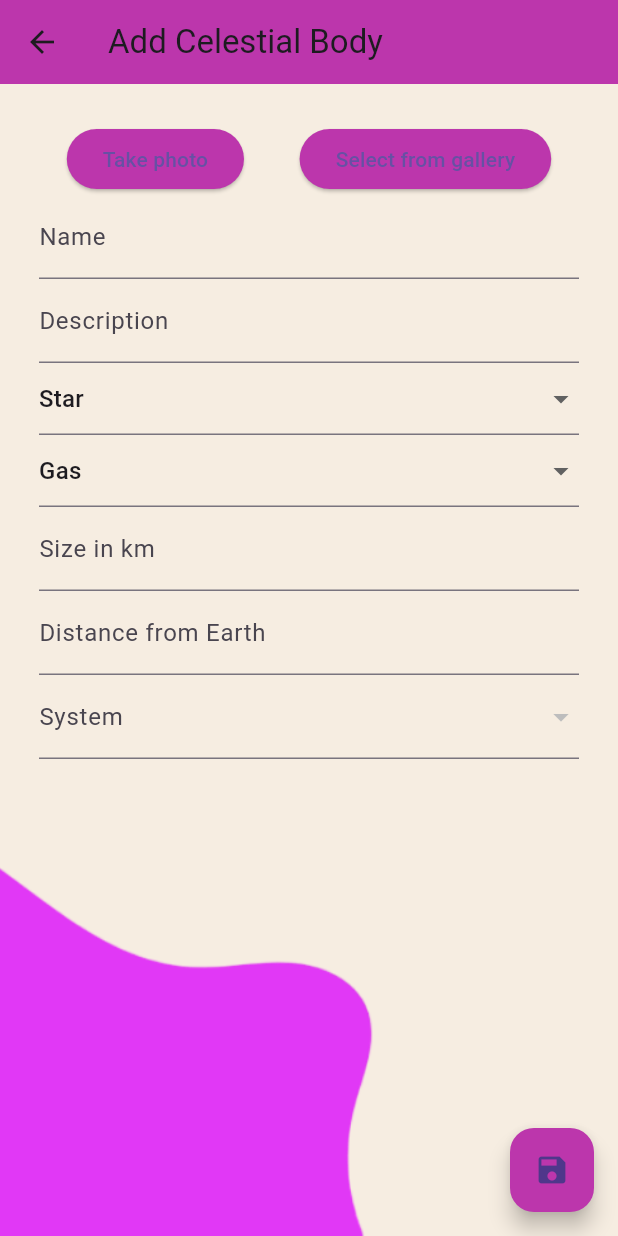
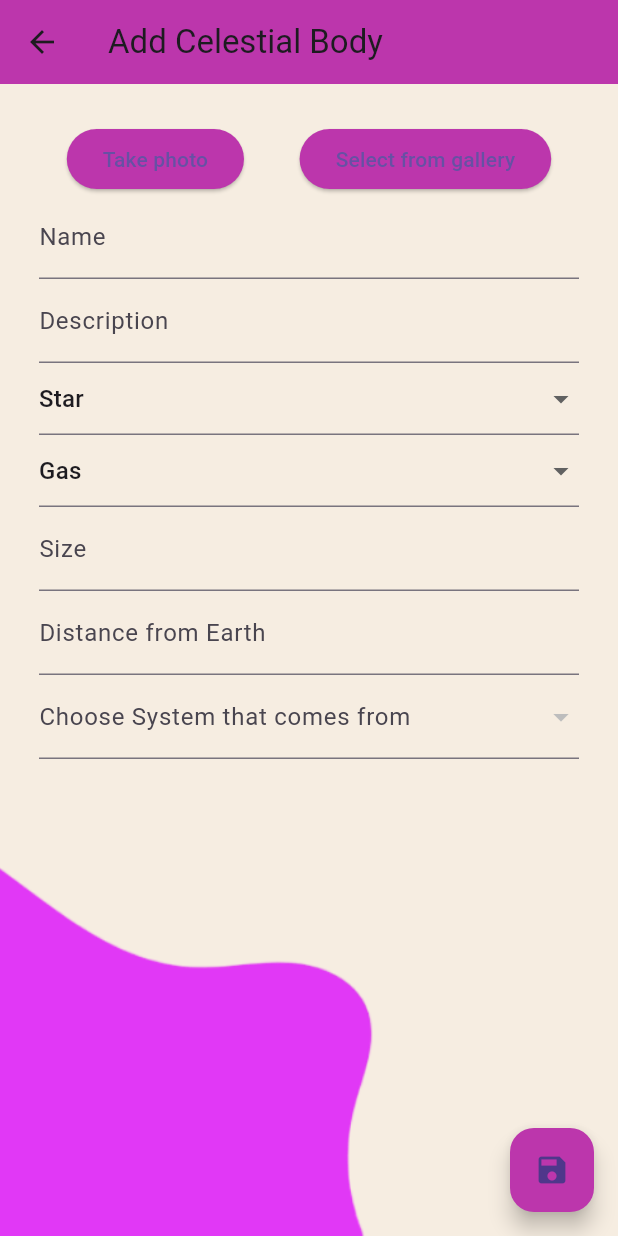
Before and after one commit to Tania-perez2511/App, a Flutter app: the screen it shows after launch, after a tap on "Add", on a phone screen of 412 x 824 dp. Run offline on Flutter 3.47's test engine with Material 3 defaults, Android fonts, the phone set to English and light mode, and no system bars; our stand-ins replace carousel_slider, image_picker, sqflite; accounts and stored records are empty.

Commit message:
Add files via upload

```diff
--- a/lib/screens/add_cuerpo_celeste_screen.dart
+++ b/lib/screens/add_cuerpo_celeste_screen.dart
@@ -154,7 +154,7 @@ class _AddCuerpoCelesteScreenState extends State<AddCuerpoCelesteScreen> {
                 },
               ),
               TextFormField(
-                decoration: InputDecoration(labelText: 'Size in km'),
+                decoration: InputDecoration(labelText: 'Size'),
                 onSaved: (value) => _tamano = double.parse(value!),
                 keyboardType: TextInputType.number,
               ),
@@ -177,7 +177,7 @@ class _AddCuerpoCelesteScreenState extends State<AddCuerpoCelesteScreen> {
                     _sistemaId = newValue;
                   });
                 },
-                decoration: InputDecoration(labelText: 'System'),
+                decoration: InputDecoration(labelText: 'Choose System that comes from'),
               ),
             ],
           ),
--- a/lib/screens/main_screen.dart
+++ b/lib/screens/main_screen.dart
@@ -133,7 +133,7 @@ class _MainScreenState extends State<MainScreen> {
 
  Widget _crearCarruselSistemas() {
   return CarouselSlider(
-    options: CarouselOptions(height: 325.0, autoPlay: false),
+    options: CarouselOptions(height: 342.0, autoPlay: false),
     items: _sistemas.map((sistema) {
       return Builder(
         builder: (BuildContext context) {
@@ -181,8 +181,8 @@ Widget _crearFiltros() {
   ];
 
   return Container(
-    height: 290,
-    margin: EdgeInsets.only(top: 10),  // Ajusta el valor según sea necesario
+    height: 120,
+    margin: EdgeInsets.only(top: 14),  // Ajusta el valor según sea necesario
     padding: EdgeInsets.symmetric(horizontal: 1),
     child: ListView.builder(
       scrollDirection: Axis.horizontal,
@@ -197,7 +197,7 @@ Widget _crearFiltros() {
           child: Column(
             children: [
               CircleAvatar(
-                radius: 65,
+                radius: 35,
                 backgroundColor: Colors.transparent,
                 backgroundImage: AssetImage(imagenPath),
               ),
@@ -225,7 +225,9 @@ Widget _crearFiltros() {
 }
 
 Widget _crearGridCuerposCelestes() {
-  return SingleChildScrollView(
+  return Container(
+    margin: EdgeInsets.only(bottom: 20), // Ajusta el valor según sea necesario
+    child: SingleChildScrollView(
       scrollDirection: Axis.horizontal,
       child: Row(
         children: _cuerposFiltrados.map((cuerpo) {
@@ -236,12 +238,14 @@ Widget _crearGridCuerposCelestes() {
                     CuerpoCelesteDescripcionScreen(cuerpoCeleste: cuerpo),
               ));
             },
+            child: Container(
+              margin: EdgeInsets.symmetric(horizontal: 5, vertical: 0),
               child: Column(
                 children: <Widget>[
                   ClipOval(
                     child: Container(
-                  width: 120, // Ajusta el ancho según tus necesidades
-                  height: 120, // Ajusta la altura según tus necesidades
+                      width: 120,
+                      height: 120,
                       child: Image.file(
                         File(cuerpo.foto),
                         fit: BoxFit.cover,
@@ -251,7 +255,7 @@ Widget _crearGridCuerposCelestes() {
                       ),
                     ),
                   ),
-              SizedBox(height: 2),  // Ajusta el valor según tus necesidades
+                  SizedBox(height: 2),
                   Text(
                     cuerpo.nombre,
                     style: TextStyle(
@@ -260,8 +264,10 @@ Widget _crearGridCuerposCelestes() {
                   ),
                 ],
               ),
+            ),
           );
         }).toList(),
+      ),
     ),
   );
 }
```
Also changed, not shown: lib/db/database_helper.dart (line endings or trailing spaces), lib/main copy.dart (line endings or trailing spaces), lib/main.dart (line endings or trailing spaces), lib/models/cuerpo_celeste copy.dart (line endings or trailing spaces), lib/models/cuerpo_celeste.dart (line endings or trailing spaces), lib/models/sistem.dart (line endings or trailing spaces), lib/screens/add_sistema_screen.dart (line endings or trailing spaces), lib/screens/cuerpo_celeste_descripcion_screen.dart (line endings or trailing spaces), lib/screens/sistema_descripcion_screen.dart (line endings or trailing spaces). Lines whose indentation alone changed are shown as unchanged.
